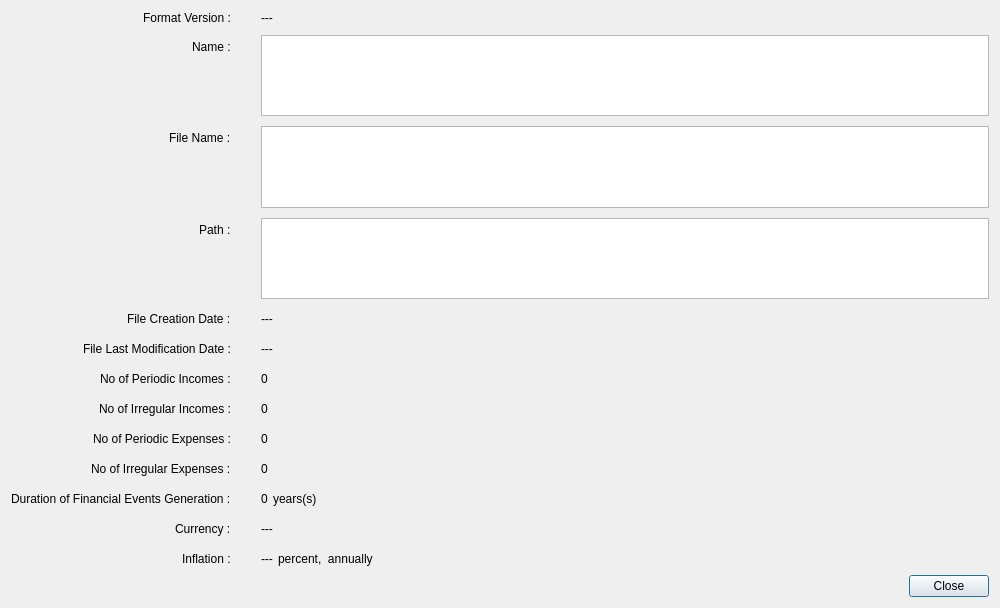
Old version of the form src/scenariopropertiesdialog.ui in the repository redmoon1945/gbp.
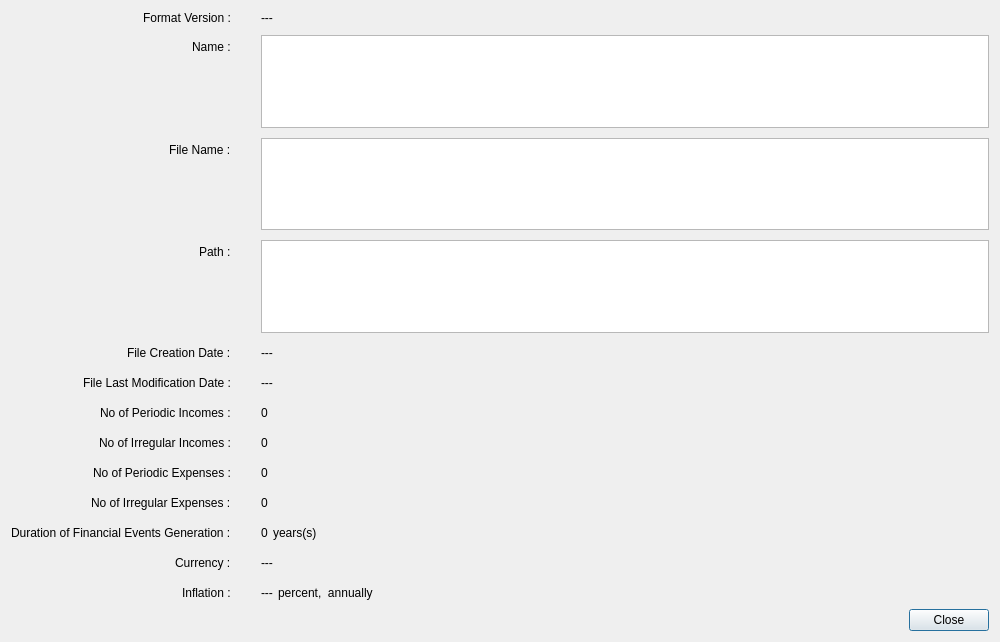
New version of the form.

```diff
--- a/src/scenariopropertiesdialog.ui
+++ b/src/scenariopropertiesdialog.ui
@@ -7,7 +7,7 @@
     <x>0</x>
     <y>0</y>
     <width>1000</width>
-    <height>608</height>
+    <height>642</height>
    </rect>
   </property>
   <property name="windowTitle">
```
Left out of the diff: 3 changed lines with no effect on the pictures.
